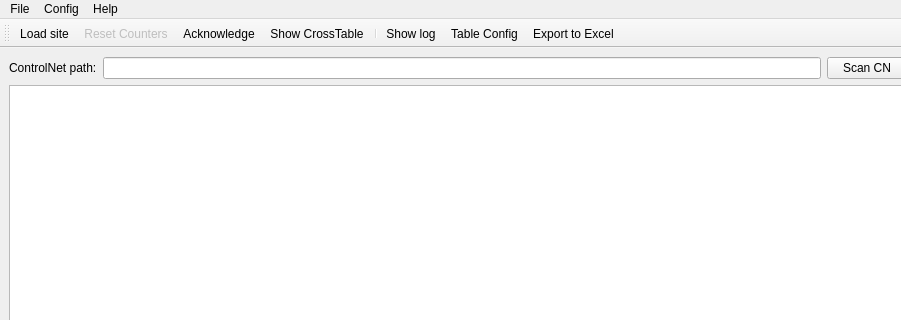
Before: the Qt Designer form ui/cn_diag_tool.main.ui in DamirKh/cn_diag_tool, drawn with Qt 5; both pictures show x 0 to 901 and y 0 to 320 of the 1088 by 765 pixel window.
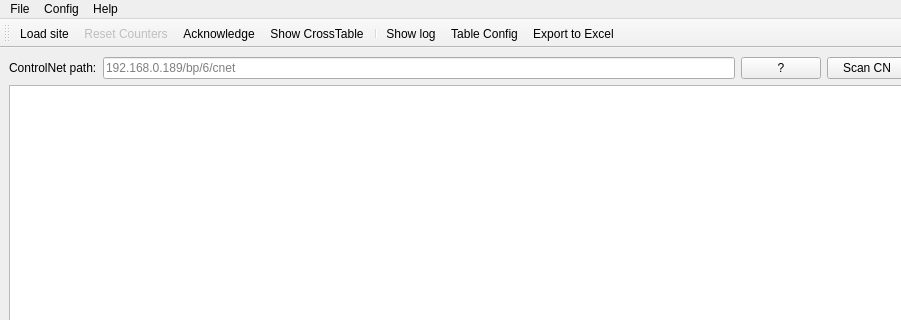
After: the same form once the commit is applied. Icons and pictures are not drawn. Custom widgets are drawn as their Qt base class.

Commit message:
Add cross-table counts, path validation, dialog state and UI tweaks
- right-align numeric cells, left-align text columns
- persist geometry of ConfigureDialog, LogWindow and CrossTable dialogs
- cross table now shows the number of complaints per node
- File/Drop all: stop workers and reset table/site to initial state
- tooltip on Scan CN
- persist free-text "номер" of media converter rows (site key 'media')
- ControlNet path help button and live validation before scanning
- document site 'media' in AGENTS.md

```diff
--- a/ui/cn_diag_tool.main.ui
+++ b/ui/cn_diag_tool.main.ui
@@ -31,7 +31,21 @@
        </widget>
       </item>
       <item>
-       <widget class="QLineEdit" name="lineEditConnectionPath"/>
+       <widget class="QLineEdit" name="lineEditConnectionPath">
+        <property name="placeholderText">
+         <string>192.168.0.189/bp/6/cnet</string>
+        </property>
+       </widget>
+      </item>
+      <item>
+       <widget class="QPushButton" name="pushButtonPathHelp">
+        <property name="toolTip">
+         <string>Справка по формату пути ControlNet</string>
+        </property>
+        <property name="text">
+         <string>?</string>
+        </property>
+       </widget>
       </item>
       <item>
        <widget class="QPushButton" name="pushButtonScan">
```
Left out of the diff: 12 changed lines with no effect on the pictures. Lines whose indentation alone changed are shown as unchanged. The commit also changes 3 other files.
